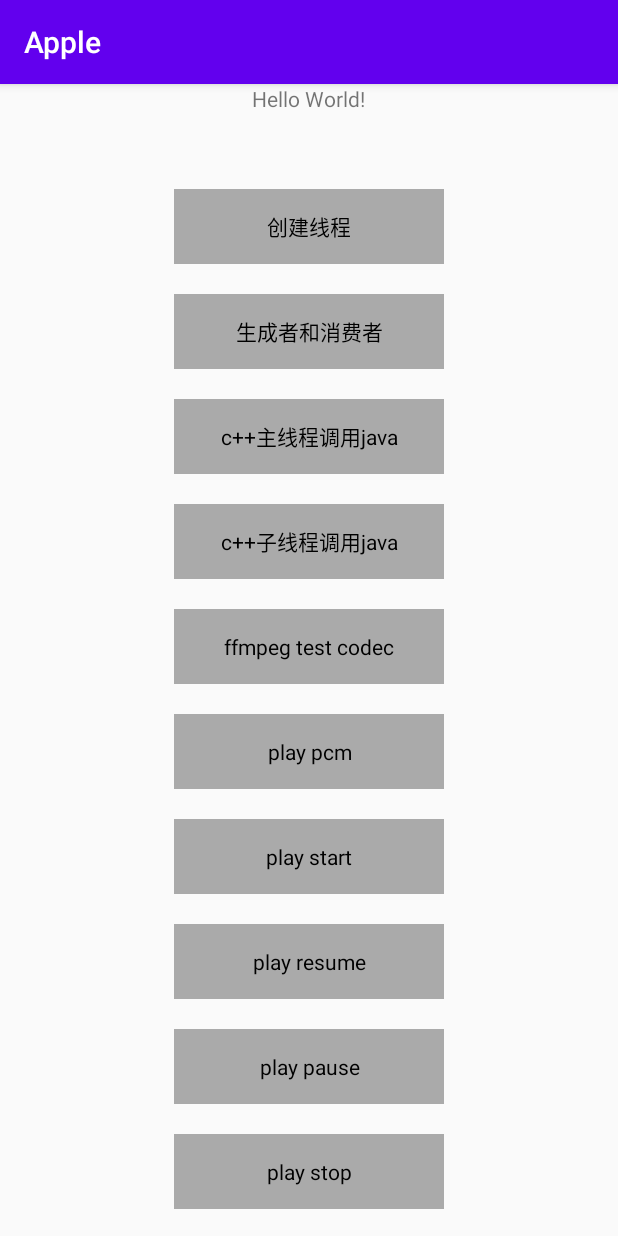
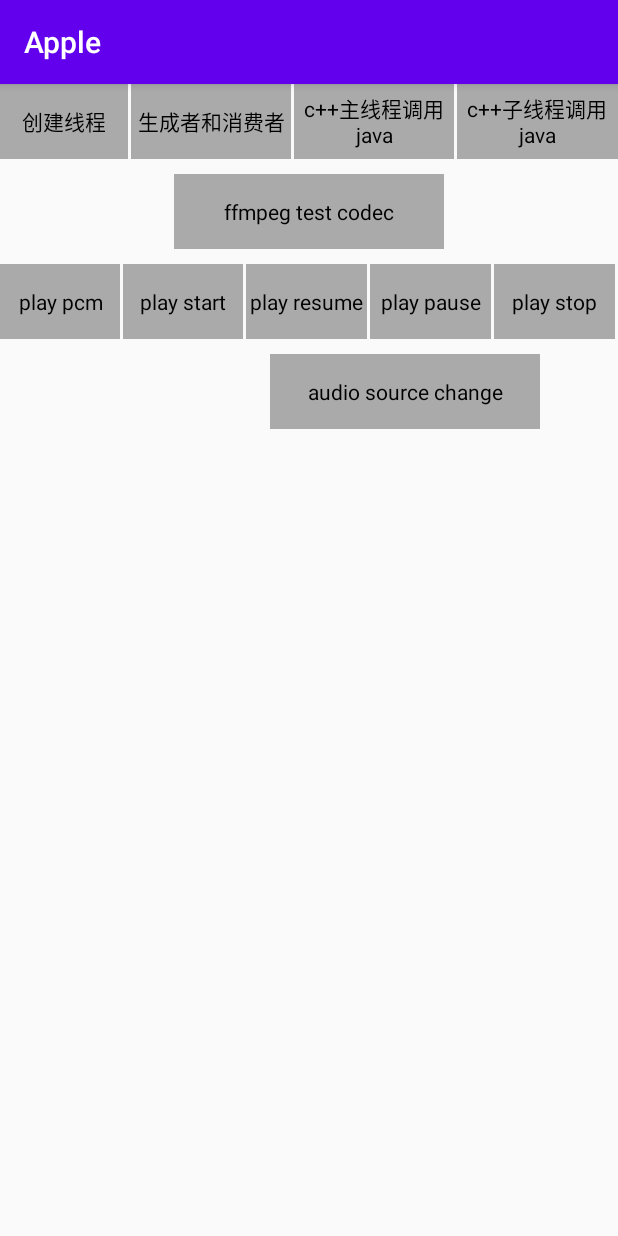
Before and after one commit to taxiao213/ndk_project, an Android app: the screen it shows after launch (MainActivity), on a phone screen of 412 x 824 dp. Run offline under Robolectric (Android 15) with nearby library versions, the phone set to English and light mode, and no system bars; libraries missing offline, so code that uses them is left out: com.hjq.permissions; 3 statements that could not run were skipped.

Commit message:
ffmpeg set error Interface

```diff
--- a/app/src/main/java/com/taxiao/cn/apple/MainActivity.java
+++ b/app/src/main/java/com/taxiao/cn/apple/MainActivity.java
@@ -8,6 +8,7 @@
 
 import com.taxiao.ffmpeg.JniSdkImpl;
 import com.taxiao.ffmpeg.utils.Function;
+import com.taxiao.ffmpeg.utils.IFFmpegErrorListener;
 import com.taxiao.ffmpeg.utils.IFFmpegParparedListener;
 import com.taxiao.ffmpeg.utils.IFFmpegTimeListener;
 import com.taxiao.ffmpeg.utils.TimeInfoModel;
@@ -26,12 +27,12 @@
     private ExecutorService executorService;
     private TextView tv_time_call;
     private TextView tv_source_change;
+    private TextView tv_call_error;
 
     @Override
     protected void onCreate(Bundle savedInstanceState) {
         super.onCreate(savedInstanceState);
         setContentView(R.layout.activity_main);
-        TextView tv = findViewById(R.id.sample_text);
         TextView tv_start = findViewById(R.id.tv_start);
         TextView tv_thread = findViewById(R.id.tv_thread);
         TextView tv_call_main_back = findViewById(R.id.tv_call_main_back);
@@ -44,6 +45,7 @@
         TextView tv_time_stop = findViewById(R.id.tv_time_stop);
         tv_source_change = findViewById(R.id.tv_source_change);
         tv_time_call = findViewById(R.id.tv_time_call);
+        tv_call_error = findViewById(R.id.tv_call_error);
 
         jniSdk = new JniSdkImpl();
 
@@ -113,7 +115,7 @@
         tv_time_stop.setOnClickListener(new View.OnClickListener() {
             @Override
             public void onClick(View v) {
-                jniSdk.stop();
+                jniSdk.n_stop();
             }
         });
 
@@ -160,7 +162,7 @@
             @Override
             public void parpared() {
                 LogUtils.d("ffmpeg: parpared ");
-                jniSdk.start();
+                jniSdk.n_start();
             }
 
             @Override
@@ -207,6 +209,20 @@
             }
         });
 
+        jniSdk.setIFFmpegErrorListener(
+                new IFFmpegErrorListener() {
+                    @Override
+                    public void error(final int code, final String errorMsg) {
+                        LogUtils.d(TAG, "code: " + code + " errorMsg: " + errorMsg);
+                        runOnUiThread(new Runnable() {
+                            @Override
+                            public void run() {
+                                tv_call_error.setText(String.format("code:%d , errormsg:%s", code, errorMsg));
+                            }
+                        });
+                    }
+                }
+        );
         XXPermissionsUtils.getInstances().hasReadAndWritePermission(new Function<Boolean>() {
             @Override
             public void action(Boolean var) {
--- a/app/src/main/res/layout/activity_main.xml
+++ b/app/src/main/res/layout/activity_main.xml
@@ -1,7 +1,8 @@
 <?xml version="1.0" encoding="utf-8"?>
 <androidx.core.widget.NestedScrollView xmlns:android="http://schemas.android.com/apk/res/android"
     android:layout_width="match_parent"
-    android:layout_height="match_parent">
+    android:layout_height="match_parent"
+    android:orientation="vertical">
 
     <LinearLayout xmlns:android="http://schemas.android.com/apk/res/android"
         xmlns:tools="http://schemas.android.com/tools"
@@ -10,19 +11,18 @@
         android:orientation="vertical"
         tools:context=".MainActivity">
 
-        <TextView
-            android:id="@+id/sample_text"
-            android:layout_width="wrap_content"
+        <LinearLayout
+            android:layout_width="match_parent"
             android:layout_height="50dp"
-            android:layout_gravity="center"
-            android:text="Hello World!" />
+            android:orientation="horizontal">
 
             <TextView
                 android:id="@+id/tv_thread"
-            android:layout_width="180dp"
+                android:layout_width="0dp"
                 android:layout_height="50dp"
                 android:layout_gravity="center"
-            android:layout_marginTop="20dp"
+                android:layout_marginEnd="2dp"
+                android:layout_weight="0.8"
                 android:background="@android:color/darker_gray"
                 android:gravity="center"
                 android:text="创建线程"
@@ -30,10 +30,11 @@
 
             <TextView
                 android:id="@+id/tv_start"
-            android:layout_width="180dp"
+                android:layout_width="0dp"
                 android:layout_height="50dp"
                 android:layout_gravity="center"
-            android:layout_marginTop="20dp"
+                android:layout_marginEnd="2dp"
+                android:layout_weight="1"
                 android:background="@android:color/darker_gray"
                 android:gravity="center"
                 android:text="生成者和消费者"
@@ -42,10 +43,11 @@
 
             <TextView
                 android:id="@+id/tv_call_main_back"
-            android:layout_width="180dp"
+                android:layout_width="0dp"
                 android:layout_height="50dp"
                 android:layout_gravity="center"
-            android:layout_marginTop="20dp"
+                android:layout_marginEnd="2dp"
+                android:layout_weight="1"
                 android:background="@android:color/darker_gray"
                 android:gravity="center"
                 android:text="c++主线程调用java"
@@ -53,33 +55,41 @@
 
             <TextView
                 android:id="@+id/tv_call_thread_back"
-            android:layout_width="180dp"
+                android:layout_width="0dp"
                 android:layout_height="50dp"
                 android:layout_gravity="center"
-            android:layout_marginTop="20dp"
+                android:layout_weight="1"
                 android:background="@android:color/darker_gray"
                 android:gravity="center"
                 android:text="c++子线程调用java"
                 android:textColor="@android:color/black" />
+        </LinearLayout>
+
 
         <TextView
             android:id="@+id/tv_call_ffmpeg_codec"
             android:layout_width="180dp"
             android:layout_height="50dp"
             android:layout_gravity="center"
-            android:layout_marginTop="20dp"
+            android:layout_marginTop="10dp"
             android:background="@android:color/darker_gray"
             android:gravity="center"
             android:text="ffmpeg test codec"
             android:textColor="@android:color/black" />
 
+        <LinearLayout
+            android:layout_width="match_parent"
+            android:layout_height="50dp"
+            android:layout_marginTop="10dp"
+            android:orientation="horizontal">
 
             <TextView
                 android:id="@+id/tv_paly_pcm"
-            android:layout_width="180dp"
-            android:layout_height="50dp"
+                android:layout_width="0dp"
+                android:layout_height="match_parent"
                 android:layout_gravity="center"
-            android:layout_marginTop="20dp"
+                android:layout_marginEnd="2dp"
+                android:layout_weight="1"
                 android:background="@android:color/darker_gray"
                 android:gravity="center"
                 android:text="play pcm"
@@ -87,10 +97,11 @@
 
             <TextView
                 android:id="@+id/tv_play_start"
-            android:layout_width="180dp"
-            android:layout_height="50dp"
+                android:layout_width="0dp"
+                android:layout_height="match_parent"
                 android:layout_gravity="center"
-            android:layout_marginTop="20dp"
+                android:layout_marginEnd="2dp"
+                android:layout_weight="1"
                 android:background="@android:color/darker_gray"
                 android:gravity="center"
                 android:text="play start"
@@ -98,10 +109,11 @@
 
             <TextView
                 android:id="@+id/tv_paly_resume"
-            android:layout_width="180dp"
+                android:layout_width="0dp"
                 android:layout_height="50dp"
                 android:layout_gravity="center"
-            android:layout_marginTop="20dp"
+                android:layout_marginEnd="2dp"
+                android:layout_weight="1"
                 android:background="@android:color/darker_gray"
                 android:gravity="center"
                 android:text="play resume"
@@ -109,10 +121,11 @@
 
             <TextView
                 android:id="@+id/tv_paly_pause"
-            android:layout_width="180dp"
+                android:layout_width="0dp"
                 android:layout_height="50dp"
                 android:layout_gravity="center"
-            android:layout_marginTop="20dp"
+                android:layout_marginEnd="2dp"
+                android:layout_weight="1"
                 android:background="@android:color/darker_gray"
                 android:gravity="center"
                 android:text="play pause"
@@ -120,21 +133,29 @@
 
             <TextView
                 android:id="@+id/tv_time_stop"
-            android:layout_width="180dp"
+                android:layout_width="0dp"
                 android:layout_height="50dp"
                 android:layout_gravity="center"
-            android:layout_marginTop="20dp"
+                android:layout_marginEnd="2dp"
+                android:layout_weight="1"
                 android:background="@android:color/darker_gray"
                 android:gravity="center"
                 android:text="play stop"
                 android:textColor="@android:color/black" />
 
+        </LinearLayout>
+
+        <LinearLayout
+            android:layout_width="match_parent"
+            android:layout_height="50dp"
+            android:layout_marginTop="10dp"
+            android:orientation="horizontal">
+
             <TextView
                 android:id="@+id/tv_time_call"
                 android:layout_width="180dp"
-            android:layout_height="50dp"
+                android:layout_height="40dp"
                 android:layout_gravity="center"
-            android:layout_marginTop="20dp"
                 android:gravity="center"
                 android:textColor="@android:color/black" />
 
@@ -143,12 +164,20 @@
                 android:layout_width="180dp"
                 android:layout_height="50dp"
                 android:layout_gravity="center"
-            android:layout_marginTop="20dp"
                 android:background="@android:color/darker_gray"
                 android:gravity="center"
                 android:text="audio source change"
                 android:textColor="@android:color/black" />
+        </LinearLayout>
 
+        <TextView
+            android:id="@+id/tv_call_error"
+            android:layout_width="match_parent"
+            android:layout_height="40dp"
+            android:layout_gravity="center"
+            android:layout_marginTop="10dp"
+            android:gravity="center"
+            android:textColor="@android:color/black" />
 
     </LinearLayout>
 </androidx.core.widget.NestedScrollView>
--- a/ffmpeg/src/main/java/com/taxiao/ffmpeg/JniSdkImpl.java
+++ b/ffmpeg/src/main/java/com/taxiao/ffmpeg/JniSdkImpl.java
@@ -1,8 +1,9 @@
 package com.taxiao.ffmpeg;
 
-import android.graphics.ImageFormat;
 import android.text.TextUtils;
+import android.util.Log;
 
+import com.taxiao.ffmpeg.utils.IFFmpegErrorListener;
 import com.taxiao.ffmpeg.utils.IFFmpegParparedListener;
 import com.taxiao.ffmpeg.utils.IFFmpegTimeListener;
 import com.taxiao.ffmpeg.utils.TimeInfoModel;
@@ -45,13 +46,13 @@
     private ExecutorService executorService;
     private IFFmpegParparedListener ifFmpegParparedListener;
     private IFFmpegTimeListener ifFmpegTimeListener;
+    private IFFmpegErrorListener ifFmpegErrorListener;
+    private MyCallBack myCallBack;
     private static TimeInfoModel timeInfoModel;
 
     public JniSdkImpl() {
         executorService = Executors.newSingleThreadExecutor();
     }
-
-    private MyCallBack myCallBack;
 
     public void setOnCallBack(MyCallBack myCallBack) {
         this.myCallBack = myCallBack;
@@ -63,6 +64,10 @@
 
     public void setIFFmpegTimeListener(IFFmpegTimeListener fFmpegTimeListener) {
         this.ifFmpegTimeListener = fFmpegTimeListener;
+    }
+
+    public void setIFFmpegErrorListener(IFFmpegErrorListener fFmpegErrorListener) {
+        this.ifFmpegErrorListener = fFmpegErrorListener;
     }
 
     public void setSource(String filePath) {
@@ -121,7 +126,7 @@
      * 开始
      */
     public void callOnResume() {
-        resume();
+        n_resume();
         if (ifFmpegParparedListener != null) {
             ifFmpegParparedListener.onResume();
         }
@@ -131,10 +136,24 @@
      * 暂停
      */
     public void callOnPause() {
-        pause();
+        n_pause();
         if (ifFmpegParparedListener != null) {
             ifFmpegParparedListener.onPause();
         }
+    }
+
+    /**
+     * 错误的回调
+     *
+     * @param code
+     * @param name
+     */
+    public void callOnError(int code, String name) {
+        Log.d("sdk callOnError ", "code :" + code + " name: " + name);
+        if (ifFmpegErrorListener != null) {
+            ifFmpegErrorListener.error(code, name);
+        }
+        n_stop();
     }
 
     public interface MyCallBack {
@@ -165,13 +184,13 @@
 
     public native void n_parpared(String path);
 
-    public native void start();
+    public native void n_start();
 
-    public native void resume();
+    public native void n_resume();
 
-    public native void pause();
+    public native void n_pause();
 
-    public native void stop();
+    public native void n_stop();
 
     public native void testPlay(String path);
 
--- /dev/null
+++ b/ffmpeg/src/main/java/com/taxiao/ffmpeg/utils/IFFmpegErrorListener.java
@@ -0,0 +1,12 @@
+package com.taxiao.ffmpeg.utils;
+
+/**
+ * 错误的回调
+ * Created by hanqq on 2021/5/18
+ * Email:yin13753884368@163.com
+ * CSDN:http://blog.csdn.net/yin13753884368/article
+ * Github:https://github.com/taxiao213
+ */
+public interface IFFmpegErrorListener {
+    void error(int code, String errorMsg);
+}
```
Also changed, not shown: 6 other files. Lines whose indentation alone changed are shown as unchanged.
